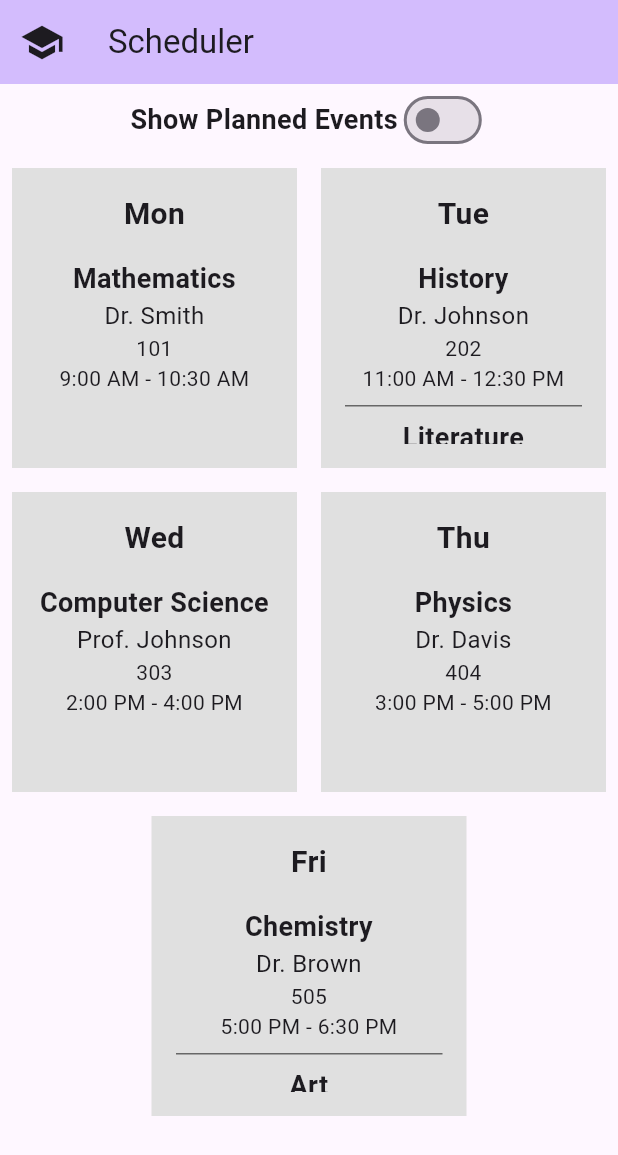
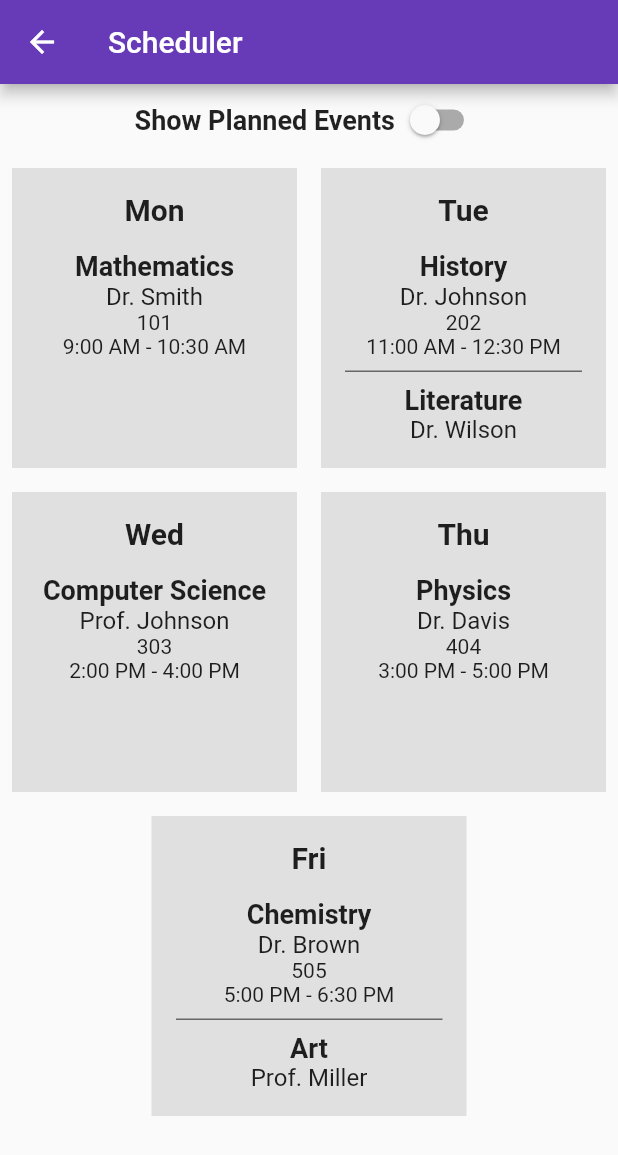
Before and after one commit to JaeWright/Campus-Navigation-App, a Flutter app: the screen it shows after launch, after a tap on "My Schedule", on a phone screen of 412 x 824 dp. Shown: the top 1155 px of the screen. Run offline on Flutter 3.47's test engine with Material 2 defaults, Android fonts, the phone set to English and light mode, and no system bars; our stand-ins replace cloud_firestore, firebase_core, flutter_map, latlong2, sliding_up_panel, sqflite; accounts and stored records are empty.

Commit message:
Added Backarrows on all subpages

```diff
--- a/campusmapper/lib/main.dart
+++ b/campusmapper/lib/main.dart
@@ -94,7 +94,7 @@ class _HomePageState extends State<HomePage> {
         title: 'My Schedule',
         color: Colors.redAccent,
         onTap: () {
-          navigateToSection(context, SchedulerHandler());
+          navigateToSection(context, SchedulerHandlerPage());
         },
       ),
       NavigationCard(
--- a/campusmapper/lib/map/MapMaker.dart
+++ b/campusmapper/lib/map/MapMaker.dart
@@ -38,9 +38,13 @@ class _ListMapState extends State<ListMapScreen> {
             return Text('Error: ${snapshot.error}');
           } else {
             return Scaffold(
+                appBar: AppBar(
+                  title: const Text("Campus Map"),
+                  backgroundColor: Colors.red,
+                ),
                 body: SlidingUpPanel(
                   controller: panelController,
-                  minHeight: 45,
+                  minHeight: 42,
                   panelBuilder: (ScrollController sc) => _scrollingList(sc),
                   collapsed: Column(
                     children: [
--- a/campusmapper/lib/map/MarkerModel.dart
+++ b/campusmapper/lib/map/MarkerModel.dart
@@ -26,7 +26,6 @@ class MarkerModel {
         }
       });
     }
-    print(results);
     return results;
   }
 
--- a/campusmapper/lib/scheduler/scheduler_handler.dart
+++ b/campusmapper/lib/scheduler/scheduler_handler.dart
@@ -27,8 +27,8 @@ class CourseTile {
   });
 }
 
-class SchedulerHandler extends StatelessWidget {
-  const SchedulerHandler({Key? key});
+/*class SchedulerHandler extends StatelessWidget {
+  const SchedulerHandler({super.key});
 
   @override
   Widget build(BuildContext context) {
@@ -41,12 +41,12 @@ class SchedulerHandler extends StatelessWidget {
       home: const SchedulerHandlerPage(title: 'Scheduler'),
     );
   }
-}
+}*/
 
 class SchedulerHandlerPage extends StatefulWidget {
-  const SchedulerHandlerPage({Key? key, required this.title});
+  const SchedulerHandlerPage({Key? key});
 
-  final String title;
+  final String title = 'Scheduler';
 
   @override
   State<SchedulerHandlerPage> createState() => _SchedulerHandlerPageState();
@@ -89,9 +89,11 @@ class _SchedulerHandlerPageState extends State<SchedulerHandlerPage> {
   Widget build(BuildContext context) {
     return Scaffold(
       appBar: AppBar(
-        backgroundColor: Theme.of(context).colorScheme.inversePrimary,
+        backgroundColor: Colors.deepPurple,
+        /*
         leading: const Icon(Icons.school, // temporary logo
             size: 30),
+            */
         title: Text(widget.title),
       ),
       body: Column(
@@ -112,7 +114,9 @@ class _SchedulerHandlerPageState extends State<SchedulerHandlerPage> {
                       // Load the events page
                       Navigator.push(
                         context,
-                        MaterialPageRoute(builder: (context) => EventsScheduler(title: 'Scheduler')),
+                        MaterialPageRoute(
+                            builder: (context) =>
+                                EventsScheduler(title: 'Scheduler')),
                       );
                     }
                   });
```
Also changed, not shown: campusmapper/lib/scheduler/eventsPage.dart (+33 -15 lines).
